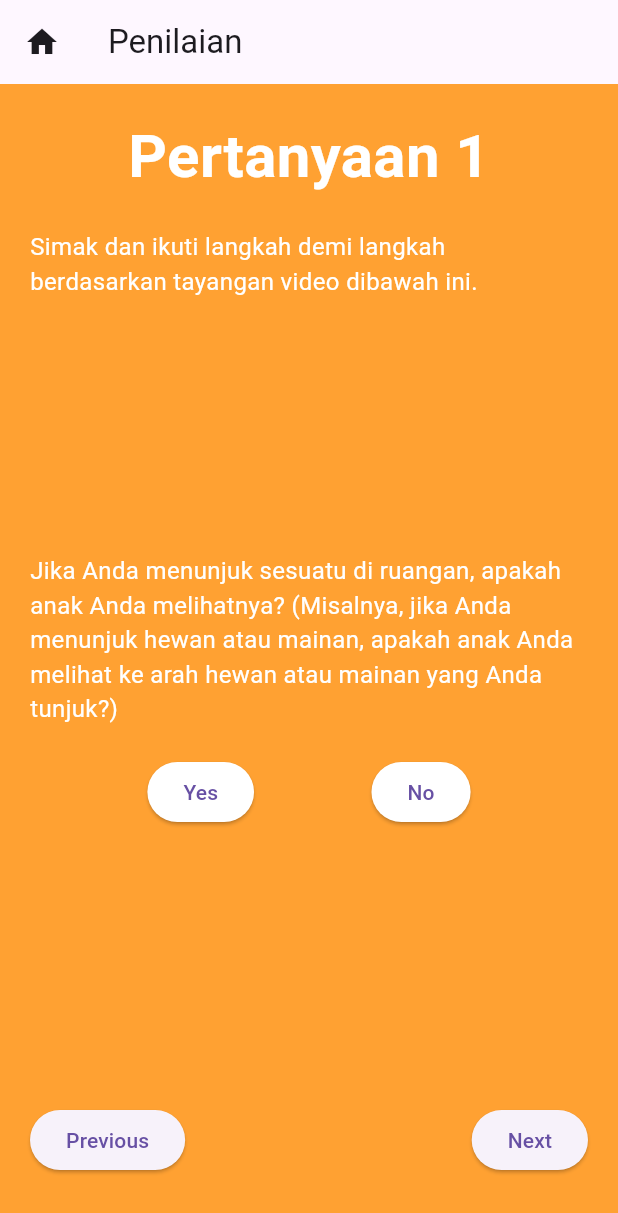
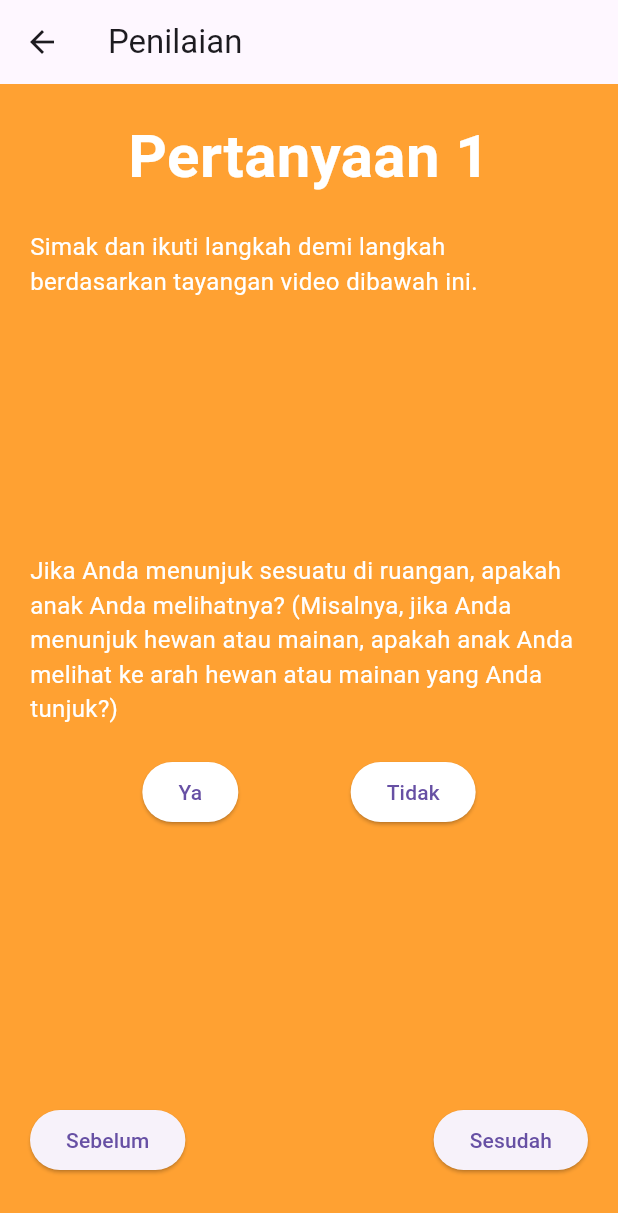
Before and after one commit to falthackel/tiny-detector, a Flutter app: the QuestionAnswerPage screen opened directly, on a phone screen of 412 x 824 dp. Shown: the top 1213 px of the screen. Run offline on Flutter 3.47's test engine with Material 3 defaults, Android fonts, the phone set to English and light mode, and no system bars; our stand-ins replace material_design_icons_flutter, shared_preferences; accounts and stored records are empty; network calls fail.

```diff
--- a/flutter_tiny_detector/lib/question_answer_page.dart
+++ b/flutter_tiny_detector/lib/question_answer_page.dart
@@ -46,13 +46,13 @@ class _QuestionAnswerPageState extends State<QuestionAnswerPage> with RouteAware
       answers[currentQuestionIndex] = answer;
       _saveAnswer(currentQuestionIndex, answer);
 
-      if (currentQuestionIndex == 1 && answer == 'Yes') {
+      if (currentQuestionIndex == 1 && answer == 'Ya') {
         totalScore++;
-      } else if (currentQuestionIndex == 4 && answer == 'Yes') {
+      } else if (currentQuestionIndex == 4 && answer == 'Ya') {
         totalScore++;
-      } else if (currentQuestionIndex == 11 && answer == 'Yes') {
+      } else if (currentQuestionIndex == 11 && answer == 'Ya') {
         totalScore++;
-      } else if (currentQuestionIndex < 20 && answer == 'No') {
+      } else if (currentQuestionIndex < 20 && answer == 'Tidak') {
         totalScore++;
       }
 
@@ -99,10 +99,23 @@ class _QuestionAnswerPageState extends State<QuestionAnswerPage> with RouteAware
     });
   }
 
+  void _resetAssessment() async {
+    final prefs = await SharedPreferences.getInstance();
+    await prefs.clear(); // Clear all saved data
+    setState(() {
+      currentQuestionIndex = 0;
+      currentAnswer = null;
+      totalScore = 0;
+      for (int i = 0; i < answers.length; i++) {
+        answers[i] = null;
+      }
+    });
+  }
+
   @override
   void initState() {
     super.initState();
-    _loadAnswer(); // Load initial answer
+    _resetAssessment();
   }
 
   @override
@@ -135,7 +148,7 @@ class _QuestionAnswerPageState extends State<QuestionAnswerPage> with RouteAware
       appBar: AppBar(
         title: const Text('Penilaian'),
         leading: IconButton(
-          icon: const Icon(Icons.home), // Icon for navigating back to main page
+          icon: const Icon(Icons.arrow_back), // Icon for navigating back to main page
           onPressed: () {
             // Save current state and navigate back to main page
             _saveAnswer(currentQuestionIndex, currentAnswer);
@@ -185,21 +198,21 @@ class _QuestionAnswerPageState extends State<QuestionAnswerPage> with RouteAware
                 children: [
                   ElevatedButton(
                     style: ElevatedButton.styleFrom(
-                      backgroundColor: currentAnswer == 'Yes' ? Colors.green : Colors.white,
+                      backgroundColor: currentAnswer == 'Ya' ? Colors.green : Colors.white,
                     ),
                     onPressed: () {
-                      handleAnswer('Yes');
+                      handleAnswer('Ya');
                     },
-                    child: const Text('Yes'),
+                    child: const Text('Ya'),
                   ),
                   ElevatedButton(
                     style: ElevatedButton.styleFrom(
-                      backgroundColor: currentAnswer == 'No' ? Colors.red : Colors.white,
+                      backgroundColor: currentAnswer == 'Tidak' ? Colors.red : Colors.white,
                     ),
                     onPressed: () {
-                      handleAnswer('No');
+                      handleAnswer('Tidak');
                     },
-                    child: const Text('No'),
+                    child: const Text('Tidak'),
                   ),
                 ],
               ),
@@ -209,11 +222,11 @@ class _QuestionAnswerPageState extends State<QuestionAnswerPage> with RouteAware
                 children: [
                   ElevatedButton(
                     onPressed: _navigateToPreviousQuestion,
-                    child: const Text('Previous'),
+                    child: const Text('Sebelum'),
                   ),
                   ElevatedButton(
                     onPressed: _navigateToNextQuestion,
-                    child: const Text('Next'),
+                    child: const Text('Sesudah'),
                   ),
                 ],
               ),
```
